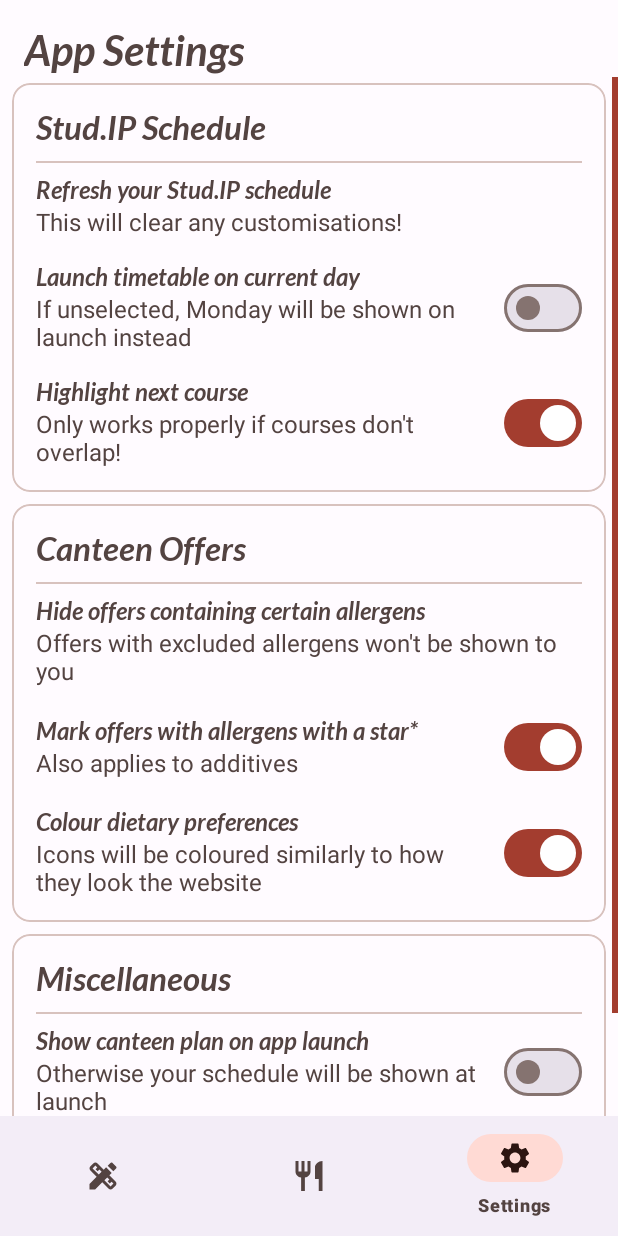
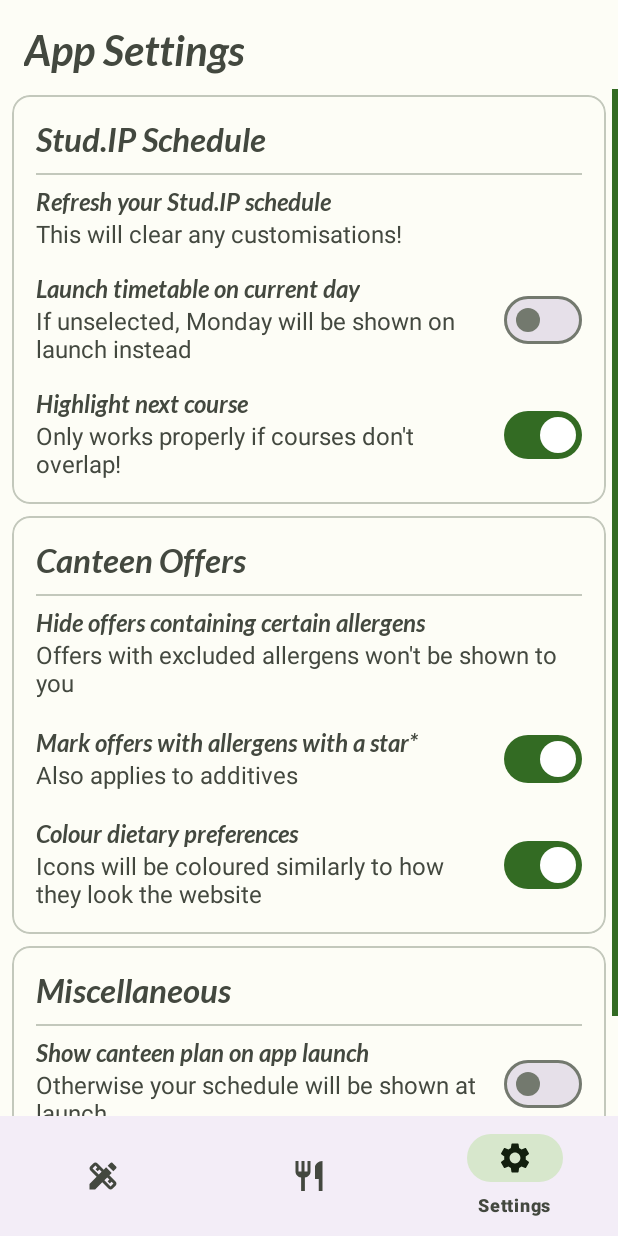
Before and after one commit to denizk0461/weserplaner, an Android app: the SettingsFragment screen opened through its navigation route, on a phone screen of 412 x 824 dp. Run offline under Robolectric (Android 15) with nearby library versions, the phone set to English and light mode, and no system bars; our stand-ins replace navigation-ui; network calls fail.

Commit message:
finally fixed that fucking pink fucking TimePickerDialog fucking button fuck fuck fuck

```diff
--- a/app/build.gradle
+++ b/app/build.gradle
@@ -44,7 +44,7 @@ dependencies {
 
     implementation 'androidx.core:core-ktx:1.10.0'
     implementation 'androidx.appcompat:appcompat:1.6.1'
-    implementation 'com.google.android.material:material:1.8.0'
+    implementation 'com.google.android.material:material:1.9.0'
     implementation 'androidx.constraintlayout:constraintlayout:2.1.4'
     implementation 'androidx.navigation:navigation-fragment-ktx:2.5.3'
     implementation 'androidx.fragment:fragment-ktx:1.6.0-beta01'
--- a/app/src/main/res/layout/fragment_canteen.xml
+++ b/app/src/main/res/layout/fragment_canteen.xml
@@ -25,8 +25,9 @@
                 android:text="@string/title_food"
                 android:textSize="28sp"
                 android:fontFamily="@font/lato_bolditalic"
+                android:layout_marginHorizontal="16dp"
                 android:layout_marginTop="16dp"
-                android:layout_marginHorizontal="16dp"
+                android:layout_marginBottom="8dp"
                 android:singleLine="true"
                 android:ellipsize="marquee"
                 android:marqueeRepeatLimit="marquee_forever"
--- a/app/src/main/res/layout/fragment_event.xml
+++ b/app/src/main/res/layout/fragment_event.xml
@@ -19,8 +19,9 @@
             android:text="@string/title_schedule"
             android:textSize="28sp"
             android:fontFamily="@font/lato_bolditalic"
+            android:layout_marginHorizontal="16dp"
             android:layout_marginTop="16dp"
-            android:layout_marginHorizontal="16dp"
+            android:layout_marginBottom="8dp"
             app:layout_scrollFlags="scroll|exitUntilCollapsed"/>
 
         <com.google.android.material.tabs.TabLayout
--- a/app/src/main/res/layout/fragment_settings.xml
+++ b/app/src/main/res/layout/fragment_settings.xml
@@ -19,6 +19,7 @@
             android:layout_height="wrap_content"
             android:layout_marginHorizontal="16dp"
             android:layout_marginTop="16dp"
+            android:layout_marginBottom="8dp"
             android:fontFamily="@font/lato_bolditalic"
             android:text="@string/title_settings"
             app:layout_scrollFlags="scroll|exitUntilCollapsed"
@@ -35,7 +36,8 @@
         <androidx.appcompat.widget.LinearLayoutCompat
             android:layout_width="match_parent"
             android:layout_height="wrap_content"
-            android:orientation="vertical">
+            android:orientation="vertical"
+            android:paddingBottom="8dp">
 
             <!-- Stud.IP schedule settings -->
             <com.google.android.material.card.MaterialCardView
--- a/app/src/main/res/layout/sheet_schedule_update.xml
+++ b/app/src/main/res/layout/sheet_schedule_update.xml
@@ -61,7 +61,7 @@
                 android:id="@+id/text_layout_title"
                 android:layout_width="match_parent"
                 android:layout_height="wrap_content"
-                android:layout_marginBottom="8dp"
+                android:layout_marginBottom="4dp"
                 android:hint="@string/sheet_schedule_update_title_hint"
                 app:boxStrokeColor="@color/selector_text_input"
                 app:hintTextColor="@color/selector_text_input">
@@ -88,8 +88,7 @@
                     android:layout_width="0dp"
                     android:layout_height="wrap_content"
                     android:layout_weight="1"
-                    android:layout_marginBottom="8dp"
-                    android:layout_marginEnd="4dp"
+                    android:layout_marginEnd="8dp"
                     android:maxLines="1"
                     android:scrollHorizontally="true"
                     android:hint="@string/sheet_schedule_update_lecturers_hint"
@@ -113,7 +112,6 @@
                     android:layout_width="0dp"
                     android:layout_height="wrap_content"
                     android:layout_weight="1"
-                    android:layout_marginBottom="8dp"
                     android:maxLines="1"
                     android:scrollHorizontally="true"
                     android:hint="@string/sheet_schedule_update_room_hint"
--- a/app/src/main/res/values-night/themes.xml
+++ b/app/src/main/res/values-night/themes.xml
@@ -80,9 +80,19 @@
         <item name="colorOnPrimaryGame">@color/game_dark_onPrimary</item>
         <item name="colorContainerGame">@color/game_dark_container</item>
         <item name="colorOnContainerGame">@color/game_dark_onContainer</item>
+
+        <item name="materialTimePickerTheme">@style/TimePickerTheme</item>
     </style>
 
     <style name="DividerTheme" parent="Widget.Material3.MaterialDivider">
         <item name="dividerColor">@color/md_theme_dark_outlineVariant</item>
     </style>
+
+    <style name="TimePickerTheme" parent="ThemeOverlay.MaterialComponents.TimePicker">
+        <item name="borderlessButtonStyle">@style/TimePickerButtonStyle</item>
+    </style>
+
+    <style name="TimePickerButtonStyle" parent="Widget.MaterialComponents.Button.TextButton">
+        <item name="android:textColor">@color/md_theme_dark_primary</item>
+    </style>
 </resources>
--- a/app/src/main/res/values/colors.xml
+++ b/app/src/main/res/values/colors.xml
@@ -4,67 +4,128 @@
     <color name="white">#ffffff</color>
 
     <!-- auto-generated using https://m3.material.io/theme-builder#/custom -->
-    <color name="seed">#c85848</color>
-    <color name="md_theme_light_primary">#A33D2F</color>
-    <color name="md_theme_light_onPrimary">@color/white</color>
-    <color name="md_theme_light_primaryContainer">#FFDAD4</color>
-    <color name="md_theme_light_onPrimaryContainer">#410000</color>
-    <color name="md_theme_light_secondary">#775651</color>
-    <color name="md_theme_light_onSecondary">@color/white</color>
-    <color name="md_theme_light_secondaryContainer">#FFDAD4</color>
-    <color name="md_theme_light_onSecondaryContainer">#2C1511</color>
-    <color name="md_theme_light_tertiary">#705C2E</color>
-    <color name="md_theme_light_onTertiary">@color/white</color>
-    <color name="md_theme_light_tertiaryContainer">#FBDFA6</color>
-    <color name="md_theme_light_onTertiaryContainer">#251A00</color>
+    <color name="seed">#79b564</color>
+    <color name="md_theme_light_primary">#336B23</color>
+    <color name="md_theme_light_onPrimary">#FFFFFF</color>
+    <color name="md_theme_light_primaryContainer">#B3F39B</color>
+    <color name="md_theme_light_onPrimaryContainer">#032100</color>
+    <color name="md_theme_light_secondary">#54624D</color>
+    <color name="md_theme_light_onSecondary">#FFFFFF</color>
+    <color name="md_theme_light_secondaryContainer">#D7E7CC</color>
+    <color name="md_theme_light_onSecondaryContainer">#121F0E</color>
+    <color name="md_theme_light_tertiary">#386668</color>
+    <color name="md_theme_light_onTertiary">#FFFFFF</color>
+    <color name="md_theme_light_tertiaryContainer">#BCEBED</color>
+    <color name="md_theme_light_onTertiaryContainer">#002021</color>
     <color name="md_theme_light_error">#BA1A1A</color>
     <color name="md_theme_light_errorContainer">#FFDAD6</color>
-    <color name="md_theme_light_onError">@color/white</color>
+    <color name="md_theme_light_onError">#FFFFFF</color>
     <color name="md_theme_light_onErrorContainer">#410002</color>
-    <color name="md_theme_light_background">#FFFBFF</color>
-    <color name="md_theme_light_onBackground">#201A19</color>
-    <color name="md_theme_light_surface">#FFFBFF</color>
-    <color name="md_theme_light_onSurface">#201A19</color>
-    <color name="md_theme_light_surfaceVariant">#F5DDDA</color>
-    <color name="md_theme_light_onSurfaceVariant">#534341</color>
-    <color name="md_theme_light_outline">#857370</color>
-    <color name="md_theme_light_inverseOnSurface">#FBEEEC</color>
-    <color name="md_theme_light_inverseSurface">#362F2E</color>
-    <color name="md_theme_light_inversePrimary">#FFB4A8</color>
-    <color name="md_theme_light_shadow">@color/black</color>
-    <color name="md_theme_light_surfaceTint">#A33D2F</color>
-    <color name="md_theme_light_outlineVariant">#D8C2BE</color>
-    <color name="md_theme_light_scrim">@color/black</color>
-    <color name="md_theme_dark_primary">#FFB4A8</color>
-    <color name="md_theme_dark_onPrimary">#630E07</color>
-    <color name="md_theme_dark_primaryContainer">#83251A</color>
-    <color name="md_theme_dark_onPrimaryContainer">#FFDAD4</color>
-    <color name="md_theme_dark_secondary">#E7BDB6</color>
-    <color name="md_theme_dark_onSecondary">#442925</color>
-    <color name="md_theme_dark_secondaryContainer">#5D3F3A</color>
-    <color name="md_theme_dark_onSecondaryContainer">#FFDAD4</color>
-    <color name="md_theme_dark_tertiary">#DEC48C</color>
-    <color name="md_theme_dark_onTertiary">#3E2E04</color>
-    <color name="md_theme_dark_tertiaryContainer">#564419</color>
-    <color name="md_theme_dark_onTertiaryContainer">#FBDFA6</color>
+    <color name="md_theme_light_background">#FDFDF6</color>
+    <color name="md_theme_light_onBackground">#1A1C18</color>
+    <color name="md_theme_light_surface">#FDFDF6</color>
+    <color name="md_theme_light_onSurface">#1A1C18</color>
+    <color name="md_theme_light_surfaceVariant">#DFE4D7</color>
+    <color name="md_theme_light_onSurfaceVariant">#43483F</color>
+    <color name="md_theme_light_outline">#73796E</color>
+    <color name="md_theme_light_inverseOnSurface">#F1F1EA</color>
+    <color name="md_theme_light_inverseSurface">#2F312D</color>
+    <color name="md_theme_light_inversePrimary">#98D781</color>
+    <color name="md_theme_light_shadow">#000000</color>
+    <color name="md_theme_light_surfaceTint">#336B23</color>
+    <color name="md_theme_light_outlineVariant">#C3C8BC</color>
+    <color name="md_theme_light_scrim">#000000</color>
+    <color name="md_theme_dark_primary">#98D781</color>
+    <color name="md_theme_dark_onPrimary">#083900</color>
+    <color name="md_theme_dark_primaryContainer">#1A520C</color>
+    <color name="md_theme_dark_onPrimaryContainer">#B3F39B</color>
+    <color name="md_theme_dark_secondary">#BCCBB1</color>
+    <color name="md_theme_dark_onSecondary">#273421</color>
+    <color name="md_theme_dark_secondaryContainer">#3D4B36</color>
+    <color name="md_theme_dark_onSecondaryContainer">#D7E7CC</color>
+    <color name="md_theme_dark_tertiary">#A0CFD1</color>
+    <color name="md_theme_dark_onTertiary">#003739</color>
+    <color name="md_theme_dark_tertiaryContainer">#1E4E50</color>
+    <color name="md_theme_dark_onTertiaryContainer">#BCEBED</color>
     <color name="md_theme_dark_error">#FFB4AB</color>
     <color name="md_theme_dark_errorContainer">#93000A</color>
     <color name="md_theme_dark_onError">#690005</color>
     <color name="md_theme_dark_onErrorContainer">#FFDAD6</color>
-    <color name="md_theme_dark_background">#201A19</color>
-    <color name="md_theme_dark_onBackground">#EDE0DD</color>
-    <color name="md_theme_dark_surface">#201A19</color>
-    <color name="md_theme_dark_onSurface">#EDE0DD</color>
-    <color name="md_theme_dark_surfaceVariant">#534341</color>
-    <color name="md_theme_dark_onSurfaceVariant">#D8C2BE</color>
-    <color name="md_theme_dark_outline">#A08C89</color>
-    <color name="md_theme_dark_inverseOnSurface">#201A19</color>
-    <color name="md_theme_dark_inverseSurface">#EDE0DD</color>
-    <color name="md_theme_dark_inversePrimary">#A33D2F</color>
-    <color name="md_theme_dark_shadow">@color/black</color>
-    <color name="md_theme_dark_surfaceTint">#FFB4A8</color>
-    <color name="md_theme_dark_outlineVariant">#534341</color>
-    <color name="md_theme_dark_scrim">@color/black</color>
+    <color name="md_theme_dark_background">#1A1C18</color>
+    <color name="md_theme_dark_onBackground">#E3E3DC</color>
+    <color name="md_theme_dark_surface">#1A1C18</color>
+    <color name="md_theme_dark_onSurface">#E3E3DC</color>
+    <color name="md_theme_dark_surfaceVariant">#43483F</color>
+    <color name="md_theme_dark_onSurfaceVariant">#C3C8BC</color>
+    <color name="md_theme_dark_outline">#8D9387</color>
+    <color name="md_theme_dark_inverseOnSurface">#1A1C18</color>
+    <color name="md_theme_dark_inverseSurface">#E3E3DC</color>
+    <color name="md_theme_dark_inversePrimary">#336B23</color>
+    <color name="md_theme_dark_shadow">#000000</color>
+    <color name="md_theme_dark_surfaceTint">#98D781</color>
+    <color name="md_theme_dark_outlineVariant">#43483F</color>
+    <color name="md_theme_dark_scrim">#000000</color>
+<!--    <color name="seed">#c85848</color>-->
+<!--    <color name="md_theme_light_primary">#A33D2F</color>-->
+<!--    <color name="md_theme_light_onPrimary">@color/white</color>-->
+<!--    <color name="md_theme_light_primaryContainer">#FFDAD4</color>-->
+<!--    <color name="md_theme_light_onPrimaryContainer">#410000</color>-->
+<!--    <color name="md_theme_light_secondary">#775651</color>-->
+<!--    <color name="md_theme_light_onSecondary">@color/white</color>-->
+<!--    <color name="md_theme_light_secondaryContainer">#FFDAD4</color>-->
+<!--    <color name="md_theme_light_onSecondaryContainer">#2C1511</color>-->
+<!--    <color name="md_theme_light_tertiary">#705C2E</color>-->
+<!--    <color name="md_theme_light_onTertiary">@color/white</color>-->
+<!--    <color name="md_theme_light_tertiaryContainer">#FBDFA6</color>-->
+<!--    <color name="md_theme_light_onTertiaryContainer">#251A00</color>-->
+<!--    <color name="md_theme_light_error">#BA1A1A</color>-->
+<!--    <color name="md_theme_light_errorContainer">#FFDAD6</color>-->
+<!--    <color name="md_theme_light_onError">@color/white</color>-->
+<!--    <color name="md_theme_light_onErrorContainer">#410002</color>-->
+<!--    <color name="md_theme_light_background">#FFFBFF</color>-->
+<!--    <color name="md_theme_light_onBackground">#201A19</color>-->
+<!--    <color name="md_theme_light_surface">#FFFBFF</color>-->
+<!--    <color name="md_theme_light_onSurface">#201A19</color>-->
+<!--    <color name="md_theme_light_surfaceVariant">#F5DDDA</color>-->
+<!--    <color name="md_theme_light_onSurfaceVariant">#534341</color>-->
+<!--    <color name="md_theme_light_outline">#857370</color>-->
+<!--    <color name="md_theme_light_inverseOnSurface">#FBEEEC</color>-->
+<!--    <color name="md_theme_light_inverseSurface">#362F2E</color>-->
+<!--    <color name="md_theme_light_inversePrimary">#FFB4A8</color>-->
+<!--    <color name="md_theme_light_shadow">@color/black</color>-->
+<!--    <color name="md_theme_light_surfaceTint">#A33D2F</color>-->
+<!--    <color name="md_theme_light_outlineVariant">#D8C2BE</color>-->
+<!--    <color name="md_theme_light_scrim">@color/black</color>-->
+<!--    <color name="md_theme_dark_primary">#FFB4A8</color>-->
+<!--    <color name="md_theme_dark_onPrimary">#630E07</color>-->
+<!--    <color name="md_theme_dark_primaryContainer">#83251A</color>-->
+<!--    <color name="md_theme_dark_onPrimaryContainer">#FFDAD4</color>-->
+<!--    <color name="md_theme_dark_secondary">#E7BDB6</color>-->
+<!--    <color name="md_theme_dark_onSecondary">#442925</color>-->
+<!--    <color name="md_theme_dark_secondaryContainer">#5D3F3A</color>-->
+<!--    <color name="md_theme_dark_onSecondaryContainer">#FFDAD4</color>-->
+<!--    <color name="md_theme_dark_tertiary">#DEC48C</color>-->
+<!--    <color name="md_theme_dark_onTertiary">#3E2E04</color>-->
+<!--    <color name="md_theme_dark_tertiaryContainer">#564419</color>-->
+<!--    <color name="md_theme_dark_onTertiaryContainer">#FBDFA6</color>-->
+<!--    <color name="md_theme_dark_error">#FFB4AB</color>-->
+<!--    <color name="md_theme_dark_errorContainer">#93000A</color>-->
+<!--    <color name="md_theme_dark_onError">#690005</color>-->
+<!--    <color name="md_theme_dark_onErrorContainer">#FFDAD6</color>-->
+<!--    <color name="md_theme_dark_background">#201A19</color>-->
+<!--    <color name="md_theme_dark_onBackground">#EDE0DD</color>-->
+<!--    <color name="md_theme_dark_surface">#201A19</color>-->
+<!--    <color name="md_theme_dark_onSurface">#EDE0DD</color>-->
+<!--    <color name="md_theme_dark_surfaceVariant">#534341</color>-->
+<!--    <color name="md_theme_dark_onSurfaceVariant">#D8C2BE</color>-->
+<!--    <color name="md_theme_dark_outline">#A08C89</color>-->
+<!--    <color name="md_theme_dark_inverseOnSurface">#201A19</color>-->
+<!--    <color name="md_theme_dark_inverseSurface">#EDE0DD</color>-->
+<!--    <color name="md_theme_dark_inversePrimary">#A33D2F</color>-->
+<!--    <color name="md_theme_dark_shadow">@color/black</color>-->
+<!--    <color name="md_theme_dark_surfaceTint">#FFB4A8</color>-->
+<!--    <color name="md_theme_dark_outlineVariant">#534341</color>-->
+<!--    <color name="md_theme_dark_scrim">@color/black</color>-->
 
     <!-- dietary preference colours generated using https://m3.material.io/theme-builder#/custom -->
     <!-- fair / animal welfare - custom colour -->
@@ -158,5 +219,5 @@
     <color name="game_dark_container">#7f292e</color>
     <color name="game_dark_onContainer">#ffdad9</color>
 
-    <color name="brightfuckingpink">#FF46BB</color> <!-- for debug purposes -->
+<!--    <color name="brightfuckingpink">#FF46BB</color> &lt;!&ndash; for debug purposes &ndash;&gt;-->
 </resources>
--- a/app/src/main/res/values/themes.xml
+++ b/app/src/main/res/values/themes.xml
@@ -80,6 +80,8 @@
         <item name="colorOnPrimaryGame">@color/game_light_onPrimary</item>
         <item name="colorContainerGame">@color/game_light_container</item>
         <item name="colorOnContainerGame">@color/game_light_onContainer</item>
+
+        <item name="materialTimePickerTheme">@style/TimePickerTheme</item>
     </style>
 
     <style name="Theme.StudIPTimetable" parent="Base.Theme.StudIPTimetable" />
@@ -92,4 +94,12 @@
         <item name="checkedIconEnabled">false</item>
         <item name="checkedIcon">@null</item>
     </style>
+
+    <style name="TimePickerTheme" parent="ThemeOverlay.MaterialComponents.TimePicker">
+        <item name="borderlessButtonStyle">@style/TimePickerButtonStyle</item>
+    </style>
+
+    <style name="TimePickerButtonStyle" parent="Widget.MaterialComponents.Button.TextButton">
+        <item name="android:textColor">@color/md_theme_light_primary</item>
+    </style>
 </resources>
```
